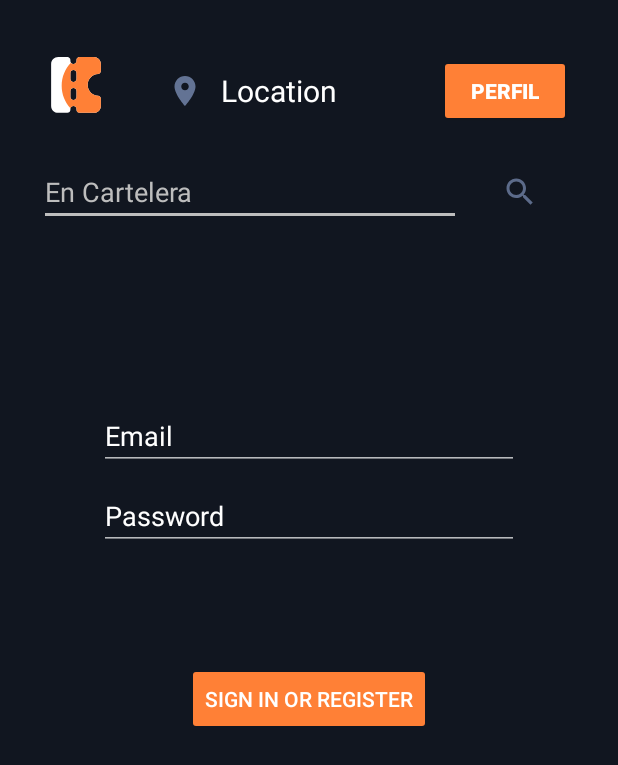
After one commit to deveshaha/UE-Proyecto-Integrador, an Android app: the fragment LoginFragment placed in its activity, on a phone screen of 412 x 824 dp. The commit adds this screen. Shown: the top 765 px of the screen. Run offline under Robolectric (Android 15) with nearby library versions, the phone set to English and light mode, and no system bars.

Commit message:
Add loginFragment

```diff
--- a/app/build.gradle
+++ b/app/build.gradle
@@ -26,6 +26,9 @@ android {
         sourceCompatibility JavaVersion.VERSION_1_8
         targetCompatibility JavaVersion.VERSION_1_8
     }
+    buildFeatures {
+        viewBinding true
+    }
 }
 
 dependencies {
@@ -33,6 +36,9 @@ dependencies {
     implementation 'androidx.appcompat:appcompat:1.6.1'
     implementation 'com.google.android.material:material:1.8.0'
     implementation 'androidx.constraintlayout:constraintlayout:2.1.4'
+    implementation 'androidx.transition:transition:1.4.1'
+    implementation 'androidx.lifecycle:lifecycle-livedata-ktx:2.4.1'
+    implementation 'androidx.lifecycle:lifecycle-viewmodel-ktx:2.4.1'
     testImplementation 'junit:junit:4.13.2'
     androidTestImplementation 'androidx.test.ext:junit:1.1.5'
     androidTestImplementation 'androidx.test.espresso:espresso-core:3.5.1'
--- a/app/src/main/java/com/example/ue_proyectointegrador/MainActivity.java
+++ b/app/src/main/java/com/example/ue_proyectointegrador/MainActivity.java
@@ -1,29 +1,24 @@
 package com.example.ue_proyectointegrador;
 
-import androidx.annotation.NonNull;
-import androidx.appcompat.app.AppCompatActivity;
-import androidx.fragment.app.Fragment;
-import androidx.fragment.app.FragmentManager;
-import androidx.fragment.app.FragmentTransaction;
-import androidx.recyclerview.widget.LinearLayoutManager;
-import androidx.recyclerview.widget.RecyclerView;
-
+import android.annotation.SuppressLint;
 import android.os.Bundle;
-import android.view.Menu;
-import android.view.MenuItem;
+import android.transition.Slide;
+import android.view.Gravity;
 import android.view.View;
+import android.view.animation.Animation;
 import android.widget.Button;
 import android.widget.EditText;
 import android.widget.ImageButton;
 import android.widget.TextView;
 import android.widget.Toast;
 
+import androidx.appcompat.app.AppCompatActivity;
+import androidx.fragment.app.Fragment;
+import androidx.fragment.app.FragmentManager;
+import androidx.fragment.app.FragmentTransaction;
+
+import com.example.ue_proyectointegrador.fragments.LoginFragment;
 import com.example.ue_proyectointegrador.fragments.MovieFragment;
-import com.example.ue_proyectointegrador.model.DataSource;
-import com.example.ue_proyectointegrador.model.Movie;
-import com.example.ue_proyectointegrador.rvutil.Adapter;
-
-import java.util.ArrayList;
 
 public class MainActivity extends AppCompatActivity implements View.OnClickListener {
 
@@ -33,6 +28,7 @@ public class MainActivity extends AppCompatActivity implements View.OnClickListe
     Button btnProfile;
     EditText edtSearch;
     ImageButton imageBttSearch;
+
 
 
 
@@ -66,23 +62,34 @@ public class MainActivity extends AppCompatActivity implements View.OnClickListe
         btnProfile = findViewById(R.id.btnProfile);
         edtSearch = findViewById(R.id.edtSearch);
         imageBttSearch = findViewById(R.id.imageBttSearch);
+        imageBttLogo.setOnClickListener(this);
+        imageBttLocation.setOnClickListener(this);
+        btnProfile.setOnClickListener(this);
+        imageBttSearch.setOnClickListener(this);
+
+
 
     }
 
+
     @Override
     public void onClick(View v) {
-        switch (v.getId()){
+        switch (v.getId()) {
             case R.id.imageBttLogo:
-                Toast.makeText(this, "Logo", Toast.LENGTH_SHORT).show();
+                fragmentManager(new MovieFragment());
                 break;
             case R.id.imageBttLocation:
-               //TODO: Invocar a el metodo fragmentManager y pasarle el fragmento del mapa
+                Toast.makeText(this, "Ubicación", Toast.LENGTH_SHORT).show();
                 break;
             case R.id.btnProfile:
-                Toast.makeText(this, "Profile", Toast.LENGTH_SHORT).show();
+                LoginFragment lg = new LoginFragment().newInstance();
+                Slide slide = new Slide(Gravity.BOTTOM);
+                slide.setDuration(500);
+                lg.setEnterTransition(slide);
+                fragmentManager(lg);
                 break;
             case R.id.imageBttSearch:
-                Toast.makeText(this, "Search", Toast.LENGTH_SHORT).show();
+                Toast.makeText(this, "Buscar", Toast.LENGTH_SHORT).show();
                 break;
         }
     }
--- /dev/null
+++ b/app/src/main/java/com/example/ue_proyectointegrador/fragments/LoginFragment.java
@@ -0,0 +1,40 @@
+package com.example.ue_proyectointegrador.fragments;
+
+import android.os.Bundle;
+
+import androidx.fragment.app.Fragment;
+
+import android.view.LayoutInflater;
+import android.view.View;
+import android.view.ViewGroup;
+import android.view.animation.Animation;
+
+import com.example.ue_proyectointegrador.R;
+
+
+public class LoginFragment extends Fragment {
+
+
+    public LoginFragment() {
+        // Required empty public constructor
+    }
+
+
+    public static LoginFragment newInstance() {
+        LoginFragment fragment = new LoginFragment();
+        Bundle args = new Bundle();
+        fragment.setArguments(args);
+        return fragment;
+    }
+
+
+    @Override
+    public View onCreateView(LayoutInflater inflater, ViewGroup container,
+                             Bundle savedInstanceState) {
+       View view = inflater.inflate(R.layout.fragment_login, container, false);
+
+        return view;
+    }
+
+
+}
--- a/app/src/main/java/com/example/ue_proyectointegrador/fragments/MovieFragment.java
+++ b/app/src/main/java/com/example/ue_proyectointegrador/fragments/MovieFragment.java
@@ -63,6 +63,6 @@ public class MovieFragment extends Fragment implements View.OnClickListener {
 
     @Override
     public void onClick(View v) {
-
+        //TODO: Implementar el onClick de cada item del recycler view
     }
 }
--- /dev/null
+++ b/app/src/main/res/layout/fragment_login.xml
@@ -0,0 +1,81 @@
+<?xml version="1.0" encoding="utf-8"?>
+<androidx.constraintlayout.widget.ConstraintLayout xmlns:android="http://schemas.android.com/apk/res/android"
+    xmlns:app="http://schemas.android.com/apk/res-auto"
+    xmlns:tools="http://schemas.android.com/tools"
+    android:id="@+id/container"
+    android:layout_width="match_parent"
+    android:layout_height="match_parent"
+    android:background="@color/backgroundApp"
+    android:paddingLeft="@dimen/fragment_horizontal_margin"
+    android:paddingTop="@dimen/fragment_vertical_margin"
+    android:paddingRight="@dimen/fragment_horizontal_margin"
+    android:paddingBottom="@dimen/fragment_vertical_margin"
+    tools:context=".fragments.LoginFragment">
+
+    <EditText
+        android:id="@+id/userName"
+        android:layout_width="0dp"
+        android:layout_height="wrap_content"
+        android:layout_marginStart="24dp"
+        android:layout_marginTop="96dp"
+        android:layout_marginEnd="24dp"
+        android:hint="@string/prompt_email"
+        android:textColorHint="@color/white"
+        android:inputType="textEmailAddress"
+        android:selectAllOnFocus="true"
+        app:layout_constraintEnd_toEndOf="parent"
+        app:layout_constraintStart_toStartOf="parent"
+        app:layout_constraintTop_toTopOf="parent" />
+
+    <EditText
+        android:id="@+id/password"
+        android:layout_width="0dp"
+        android:layout_height="wrap_content"
+        android:layout_marginStart="24dp"
+        android:layout_marginTop="8dp"
+        android:layout_marginEnd="24dp"
+        android:hint="@string/prompt_password"
+        android:textColorHint="@color/white"
+        android:imeActionLabel="@string/action_sign_in_short"
+        android:imeOptions="actionDone"
+        android:inputType="textPassword"
+        android:selectAllOnFocus="true"
+        app:layout_constraintEnd_toEndOf="parent"
+        app:layout_constraintStart_toStartOf="parent"
+        app:layout_constraintTop_toBottomOf="@+id/userName" />
+
+    <Button
+        android:id="@+id/login"
+        android:layout_width="wrap_content"
+        android:layout_height="wrap_content"
+        android:layout_gravity="start"
+        android:layout_marginStart="48dp"
+        android:layout_marginTop="16dp"
+        android:layout_marginEnd="48dp"
+        android:layout_marginBottom="64dp"
+        android:enabled="false"
+        android:text="@string/action_sign_in"
+        android:backgroundTint="@color/buttonColor"
+        android:textColor="@color/white"
+        app:layout_constraintBottom_toBottomOf="parent"
+        app:layout_constraintEnd_toEndOf="parent"
+        app:layout_constraintStart_toStartOf="parent"
+        app:layout_constraintTop_toBottomOf="@+id/password"
+        app:layout_constraintVertical_bias="0.2" />
+
+    <ProgressBar
+        android:id="@+id/loading"
+        android:layout_width="wrap_content"
+        android:layout_height="wrap_content"
+        android:layout_gravity="center"
+        android:layout_marginStart="32dp"
+        android:layout_marginTop="64dp"
+        android:layout_marginEnd="32dp"
+        android:layout_marginBottom="64dp"
+        android:visibility="gone"
+        app:layout_constraintBottom_toBottomOf="parent"
+        app:layout_constraintEnd_toEndOf="@+id/password"
+        app:layout_constraintStart_toStartOf="@+id/password"
+        app:layout_constraintTop_toTopOf="parent"
+        app:layout_constraintVertical_bias="0.3" />
+</androidx.constraintlayout.widget.ConstraintLayout>
--- a/app/src/main/res/values/dimens.xml
+++ b/app/src/main/res/values/dimens.xml
@@ -4,4 +4,7 @@
     <dimen name="margin_16dp">16dp</dimen>
     <dimen name="width_img">150dp</dimen>
     <dimen name="height_img">230dp</dimen>
+    <!-- Default screen margins, per the Android Design guidelines. -->
+    <dimen name="fragment_horizontal_margin">16dp</dimen>
+    <dimen name="fragment_vertical_margin">16dp</dimen>
 </resources>
--- a/app/src/main/res/values/strings.xml
+++ b/app/src/main/res/values/strings.xml
@@ -3,4 +3,13 @@
     <string name="txt_profile">Perfil</string>
     <!-- TODO: Remove or change this placeholder text -->
     <string name="hello_blank_fragment">Hello blank fragment</string>
+    <!-- Strings related to login -->
+    <string name="prompt_email">Email</string>
+    <string name="prompt_password">Password</string>
+    <string name="action_sign_in">Sign in or register</string>
+    <string name="action_sign_in_short">Sign in</string>
+    <string name="welcome">"Welcome!"</string>
+    <string name="invalid_username">Not a valid username</string>
+    <string name="invalid_password">Password must be >5 characters</string>
+    <string name="login_failed">"Login failed"</string>
 </resources>
```
